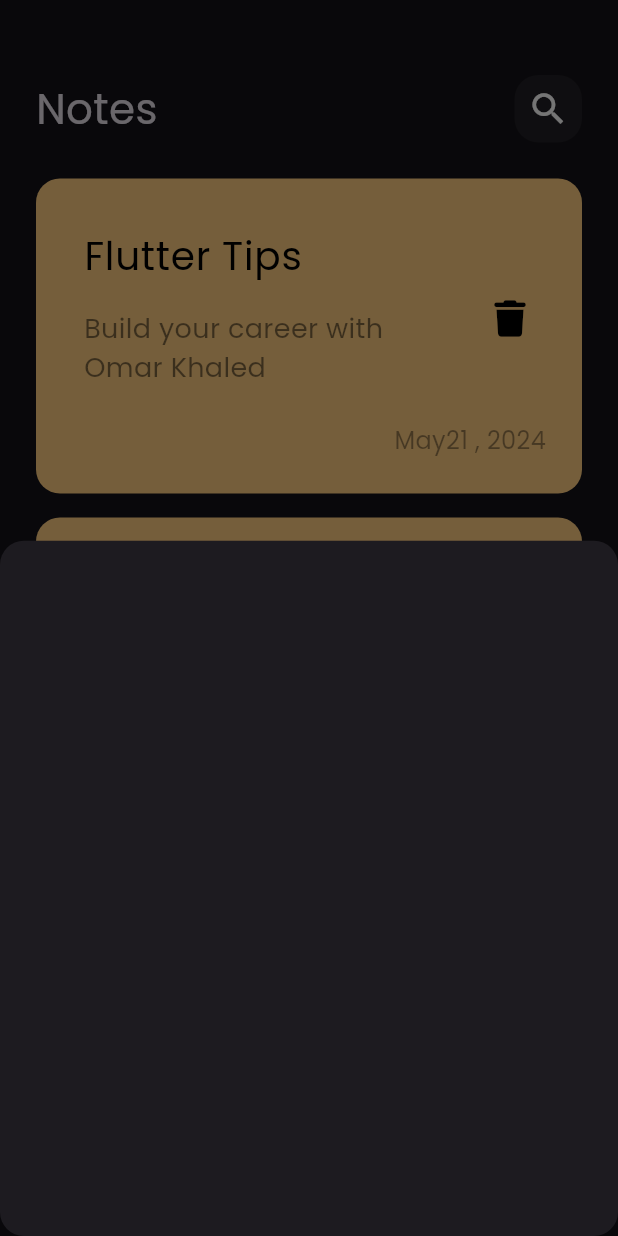
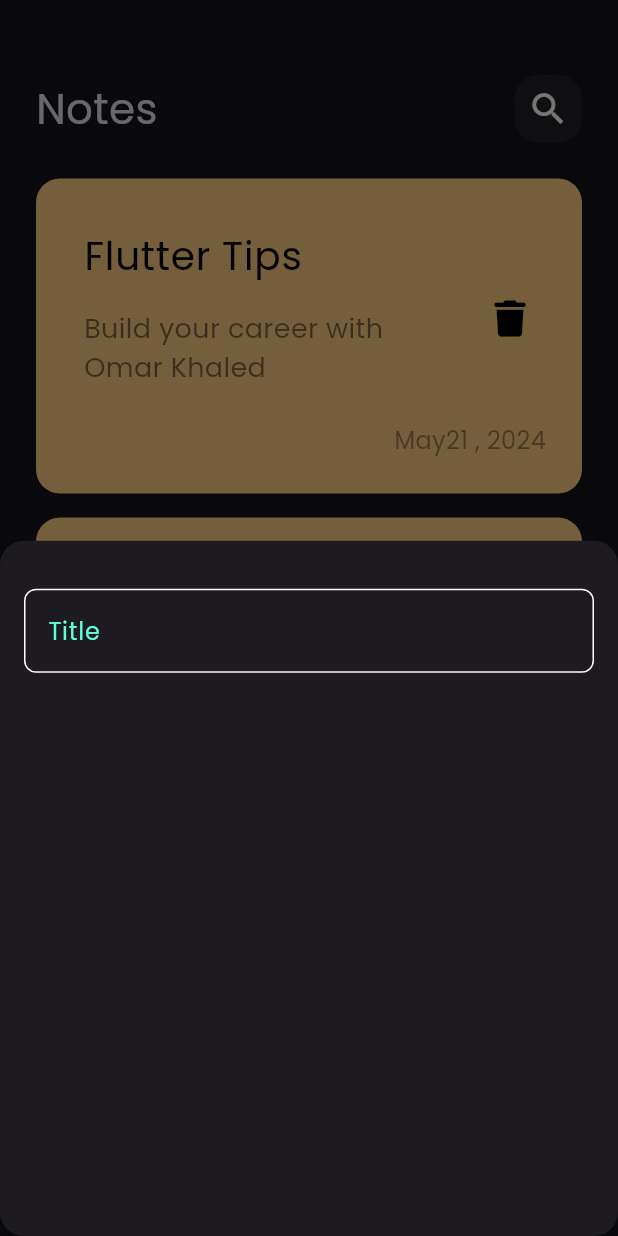
Before and after one commit to OmarKhaled00e/notes_app, a Flutter app: the screen it shows after launch, after a tap on the "add" icon, on a phone screen of 412 x 824 dp. Run offline on Flutter 3.47's test engine with Material 3 defaults, Android fonts, the phone set to English and light mode, and no system bars; our stand-ins replace font_awesome_flutter.

Commit message:
custom Textfield

```diff
--- /dev/null
+++ b/lib/constants.dart
@@ -0,0 +1,3 @@
+import 'dart:ui';
+
+const kPrimaryColor = const Color(0xff62FCD7);
--- a/lib/widgets/add_note_bottom_sheet.dart
+++ b/lib/widgets/add_note_bottom_sheet.dart
@@ -1,10 +1,22 @@
 import 'package:flutter/material.dart';
+import 'package:notes_app/widgets/custom_text_filed.dart';
 
 class AddNoteBottomSheet extends StatelessWidget {
   const AddNoteBottomSheet({super.key});
 
   @override
   Widget build(BuildContext context) {
-    return Container();
+    return Padding(
+      padding: const EdgeInsets.symmetric(horizontal: 16),
+      child: Column(
+        children: [
+          SizedBox(
+            height: 32,
+          ),
+          CustomTextFiled()
+
+        ],
+      ),
+    );
   }
 }
--- /dev/null
+++ b/lib/widgets/custom_text_filed.dart
@@ -0,0 +1,28 @@
+import 'package:flutter/material.dart';
+import 'package:notes_app/constants.dart';
+
+class CustomTextFiled extends StatelessWidget {
+  const CustomTextFiled({super.key});
+
+  @override
+  Widget build(BuildContext context) {
+    return TextField(
+      cursorColor: kPrimaryColor,
+      decoration: InputDecoration(
+        hintText: 'Title',
+        hintStyle: TextStyle(color: kPrimaryColor),
+        border: buildBorder(),
+        enabledBorder: buildBorder(),
+        focusedBorder: buildBorder(kPrimaryColor),
+      ),
+    );
+  }
+
+  OutlineInputBorder buildBorder([color]) {
+    return OutlineInputBorder(
+      borderRadius: BorderRadius.circular(8),
+
+      borderSide: BorderSide(color: color ?? Colors.white),
+    );
+  }
+}
```
